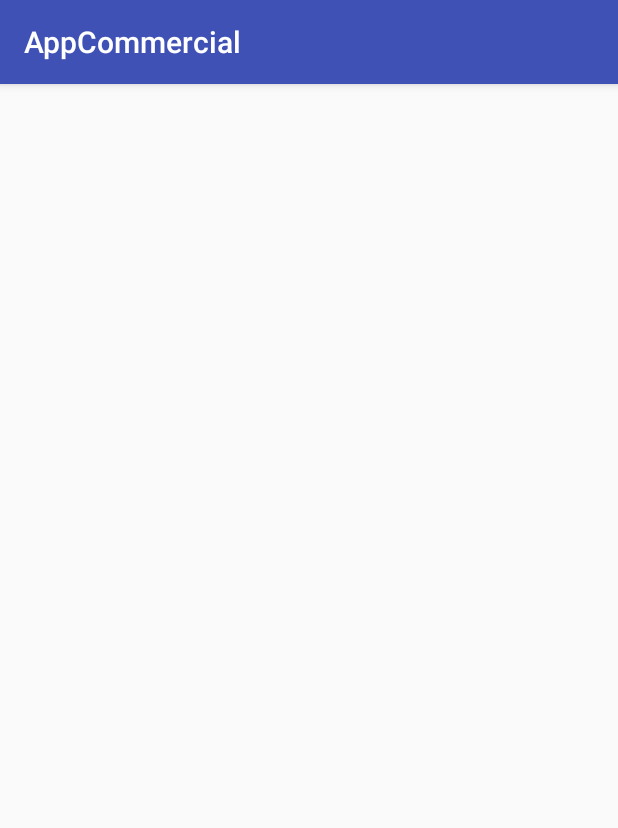
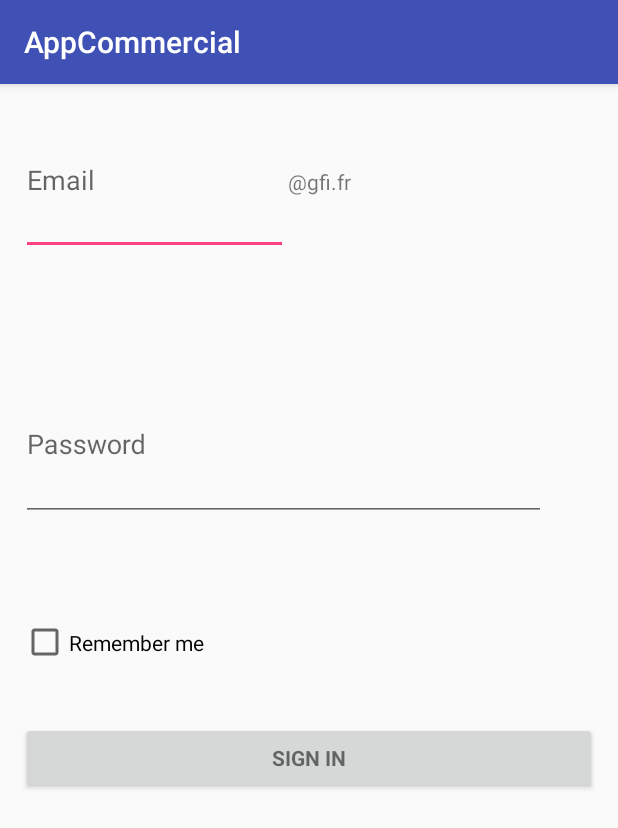
Before and after one commit to eni-causer-a/workshop-1, an Android app: the screen it shows after launch (LoginActivity), on a phone screen of 412 x 824 dp. Shown: the top 828 px of the screen. Run offline under Robolectric (Android 15) with nearby library versions, the phone set to English and light mode, and no system bars; 2 statements that could not run were skipped.

Commit message:
connexion front OK

```diff
--- a/app/src/main/java/com/gfi/appcommercial/activity/LoginActivity.java
+++ b/app/src/main/java/com/gfi/appcommercial/activity/LoginActivity.java
@@ -76,7 +76,7 @@ public class LoginActivity extends AppCompatActivity implements LoaderCallbacks<
         mPasswordView.setOnEditorActionListener(new TextView.OnEditorActionListener() {
             @Override
             public boolean onEditorAction(TextView textView, int id, KeyEvent keyEvent) {
-                if (id == R.id.login || id == EditorInfo.IME_NULL) {
+                if (id == R.id.email || id == EditorInfo.IME_NULL) {
                     attemptLogin();
                     return true;
                 }
@@ -173,11 +173,11 @@ public class LoginActivity extends AppCompatActivity implements LoaderCallbacks<
             mEmailView.setError(getString(R.string.error_field_required));
             focusView = mEmailView;
             cancel = true;
-        } else if (!isEmailValid(email)) {
+        } /*else if (!isEmailValid(email)) {
             mEmailView.setError(getString(R.string.error_invalid_email));
             focusView = mEmailView;
             cancel = true;
-        }
+        }*/
 
         if (cancel) {
             // There was an error; don't attempt login and focus the first
--- a/app/src/main/res/layout/activity_login.xml
+++ b/app/src/main/res/layout/activity_login.xml
@@ -11,6 +11,8 @@
     tools:context="com.gfi.appcommercial.activity.LoginActivity">
 
     <!-- Login progress -->
+
+
     <ProgressBar
         android:id="@+id/login_progress"
         style="?android:attr/progressBarStyleLarge"
@@ -27,15 +29,28 @@
         android:layout_alignParentLeft="true"
         android:layout_alignParentStart="true">
 
+        <LinearLayout
+            android:id="@+id/email_login_form"
+            android:layout_width="match_parent"
+            android:layout_height="match_parent"
+            android:orientation="vertical">
+
 
             <android.support.design.widget.TextInputLayout
+                android:id="@+id/textInputLayout"
                 android:layout_width="match_parent"
-                android:layout_height="wrap_content">
-        <RelativeLayout android:layout_height="100px" android:layout_width="500px" android:layout_marginTop="50px">
+                android:layout_height="250px"
+                android:weightSum="1">
+
+                <LinearLayout
+                    android:layout_width="match_parent"
+                    android:layout_height="500px"
+                    android:orientation="horizontal">
+
                     <AutoCompleteTextView
                         android:id="@+id/email"
-                    android:layout_width="181dp"
-                    android:layout_height="wrap_content"
+                        android:layout_width="178dp"
+                        android:layout_height="150px"
                         android:hint="@string/prompt_email"
                         android:inputType="textEmailAddress"
                         android:maxLines="1"
@@ -43,28 +58,44 @@
 
                     <TextView
                         android:id="@+id/textView"
-                android:layout_width="wrap_content"
-                android:layout_height="wrap_content"
-                android:layout_centerVertical="true"
-                android:layout_toEndOf="@+id/email"
-                android:layout_toRightOf="@+id/email"
-                android:layout_weight="1"
+                        android:layout_width="178dp"
+                        android:layout_height="27dp"
+                        android:maxLines="1"
                         android:text="@string/prompt_email_gfi" />
-        </RelativeLayout>
+                </LinearLayout>
+
             </android.support.design.widget.TextInputLayout>
 
             <android.support.design.widget.TextInputLayout
+
                 android:layout_width="match_parent"
-                android:layout_height="wrap_content">
+                android:layout_height="250px"
+                android:layout_alignParentBottom="true"
+                android:layout_alignParentLeft="true"
+                android:layout_alignParentStart="true"
+                android:weightSum="1">
 
-                <EditText
+                <!--<EditText
                     android:id="@+id/password"
                     android:layout_width="match_parent"
-                    android:layout_height="wrap_content"
+                    android:layout_height="150px"
+                    android:layout_alignParentLeft="true"
+                    android:layout_alignParentStart="true"
+                    android:layout_marginBottom="43dp"
+                    android:layout_weight="1"
                     android:hint="@string/prompt_password"
                     android:imeActionId="@+id/login"
                     android:imeActionLabel="@string/action_sign_in_short"
                     android:imeOptions="actionUnspecified"
+                    android:inputType="textPassword"
+                    android:maxLines="1"
+                    android:singleLine="true" />-->
+
+                <AutoCompleteTextView
+                    android:id="@+id/password"
+                    android:layout_width="350dp"
+                    android:layout_height="150px"
+                    android:hint="@string/prompt_password"
                     android:inputType="textPassword"
                     android:maxLines="1"
                     android:singleLine="true" />
@@ -74,7 +105,10 @@
             <CheckBox
                 android:id="@+id/checkBox"
                 android:layout_width="match_parent"
-                android:layout_height="wrap_content"
+                android:layout_height="50dp"
+                android:layout_alignParentLeft="true"
+                android:layout_alignParentStart="true"
+                android:layout_weight="1"
                 android:text="@string/prompt_remember_me" />
 
             <Button
@@ -82,9 +116,18 @@
                 style="?android:textAppearanceSmall"
                 android:layout_width="match_parent"
                 android:layout_height="wrap_content"
-                android:layout_marginTop="16dp"
+
+                android:layout_marginTop="28dp"
                 android:text="@string/action_sign_in"
-                android:textStyle="bold" />
+                android:textStyle="bold"
+                android:layout_below="@+id/textInputLayout"
+                android:layout_alignParentLeft="true"
+                android:layout_alignParentStart="true" />
+
+
+        </LinearLayout>
+
 
     </ScrollView>
+
 </LinearLayout>
--- a/app/src/main/res/values/strings.xml
+++ b/app/src/main/res/values/strings.xml
@@ -4,10 +4,10 @@
     <!-- Strings related to login -->
     <string name="prompt_email">Email</string>
     <string name="prompt_password">Password</string>
-    <string name="prompt_email_gfi">"@gfi.fr"</string>
-    <string name="prompt_remember_me">Remember me</string>
     <string name="action_sign_in">SIGN IN</string>
     <string name="action_sign_in_short">Sign in</string>
+    <string name="prompt_remember_me">Remember me</string>
+    <string name="prompt_email_gfi">"@gfi.fr"</string>
     <string name="error_invalid_email">This email address is invalid</string>
     <string name="error_invalid_password">This password is too short</string>
     <string name="error_incorrect_password">This password is incorrect</string>
```
Lines whose indentation alone changed are shown as unchanged.
